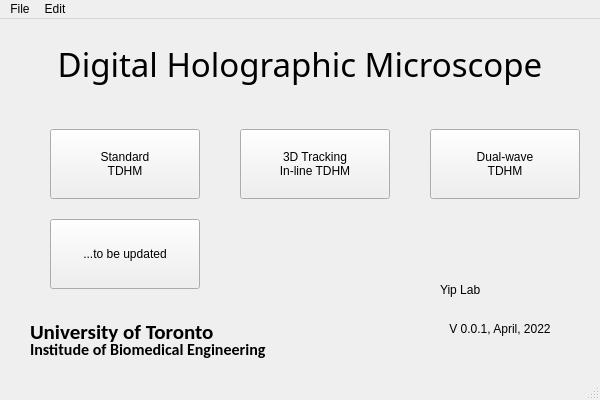
Above: GUI Building/GUI/ui_files/launcher_window.ui from YipLab/DHM before the change. Below: the same form after it.
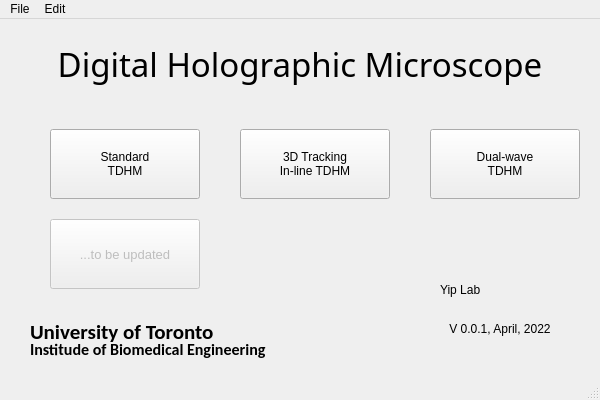
That is the form after the change.

Diff of the .ui file:
```diff
--- a/GUI Building/GUI/ui_files/launcher_window.ui
+++ b/GUI Building/GUI/ui_files/launcher_window.ui
@@ -176,6 +176,9 @@
     </property>
    </widget>
    <widget class="QPushButton" name="pushButton_3">
+    <property name="enabled">
+     <bool>false</bool>
+    </property>
     <property name="geometry">
      <rect>
       <x>50</x>
@@ -184,6 +187,15 @@
       <height>70</height>
      </rect>
     </property>
+    <property name="font">
+     <font>
+      <family>Arial</family>
+      <pointsize>10</pointsize>
+      <weight>50</weight>
+      <italic>false</italic>
+      <bold>false</bold>
+     </font>
+    </property>
     <property name="styleSheet">
      <string notr="true">font: 10pt &quot;Arial&quot;;
 </string>
```
Left out of the diff: 8 changed lines with no effect on the pictures.
